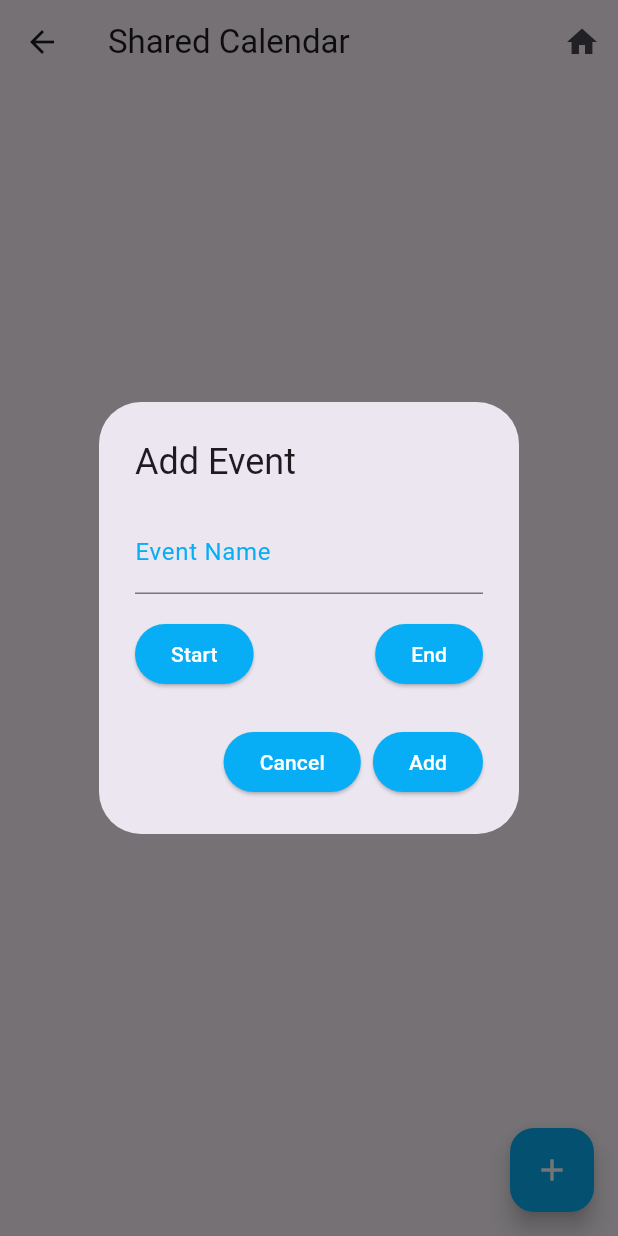
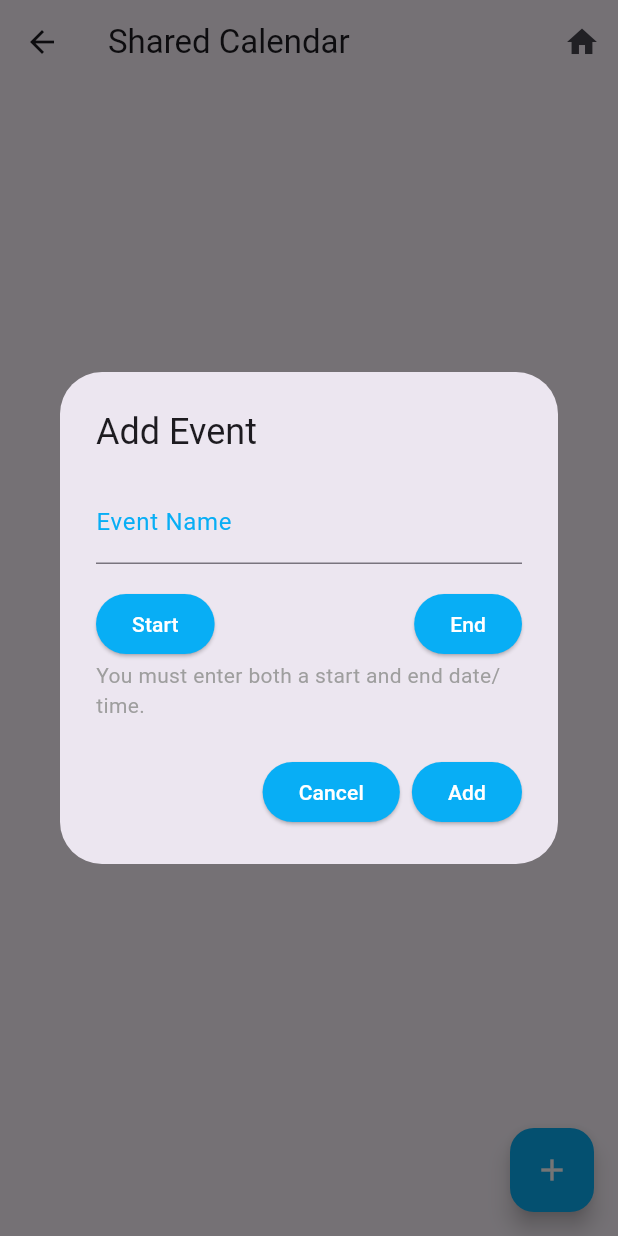
Before and after one commit to emily-wax/Team_Charmander, a Flutter app: the CalendarPage screen opened directly, after a tap on the "add" icon, on a phone screen of 412 x 824 dp. Run offline on Flutter 3.47's test engine with Material 3 defaults, Android fonts, the phone set to English and light mode, and no system bars; our stand-ins replace cloud_firestore, firebase_auth, firebase_core, syncfusion_flutter_calendar; missing offline and left inert: dart:html; accounts and stored records are empty.

Commit message:
note for event adding

```diff
--- a/flutter_application/lib/calendar_page.dart
+++ b/flutter_application/lib/calendar_page.dart
@@ -463,7 +463,12 @@ void _handleAppointmentTap(Appointment appointment) {
                   ),
                 ],
               ),
+              Text(
+              'You must enter both a start and end date/time.',
+              style: TextStyle(color: Colors.grey),
+            ),
             ],
+
           ),
 
           actions: [
@@ -538,7 +543,9 @@ void _handleAppointmentTap(Appointment appointment) {
                     );
 
                     setState(() {
+
                       _eventDataSource.appointments?.add(appointment);
+                      buildCalendarPage(snapshot);
                     });
 
                     await _firestore
@@ -551,6 +558,10 @@ void _handleAppointmentTap(Appointment appointment) {
                 _calendarController.dispose();
 
                 Navigator.of(context).pop();
+
+
+
+
               },
               child: Text('Add', style: TextStyle(color: theme.textColor),),
             ),
```
